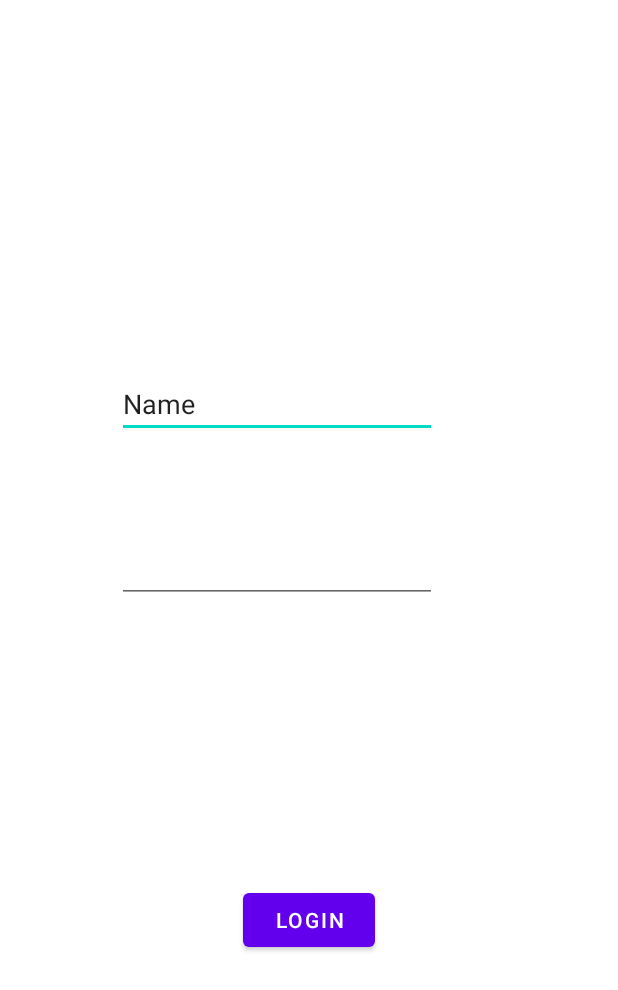
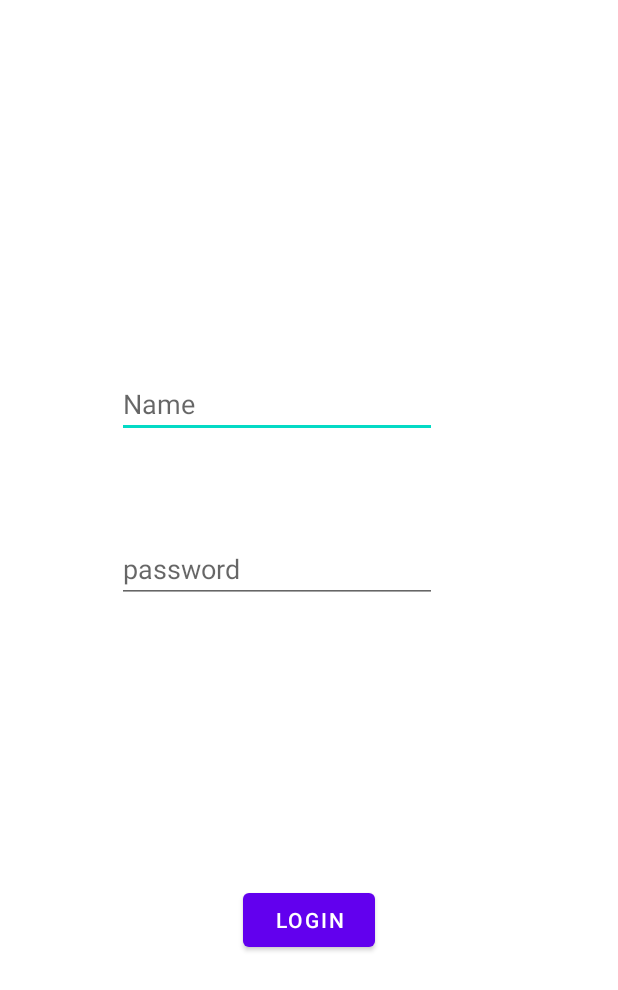
Before and after one commit to Vijaya9418/Android, an Android app: the screen it shows after launch (external_storage), on a phone screen of 412 x 824 dp. Shown: the top 990 px of the screen. Run offline under Robolectric (Android 15) with nearby library versions, the phone set to English and light mode, and no system bars.

Commit message:
android class practicals done

```diff
--- a/app/src/main/res/layout/activity_external_storage.xml
+++ b/app/src/main/res/layout/activity_external_storage.xml
@@ -12,7 +12,7 @@
         android:layout_height="wrap_content"
         android:ems="10"
         android:inputType="textPersonName"
-        android:text="Name"
+        android:hint="Name"
         app:layout_constraintBottom_toBottomOf="parent"
         app:layout_constraintEnd_toEndOf="parent"
         app:layout_constraintHorizontal_bias="0.393"
@@ -25,6 +25,7 @@
         android:layout_width="wrap_content"
         android:layout_height="wrap_content"
         android:ems="10"
+        android:hint="password"
         android:inputType="textPassword"
         app:layout_constraintBottom_toBottomOf="parent"
         app:layout_constraintEnd_toEndOf="parent"
```
